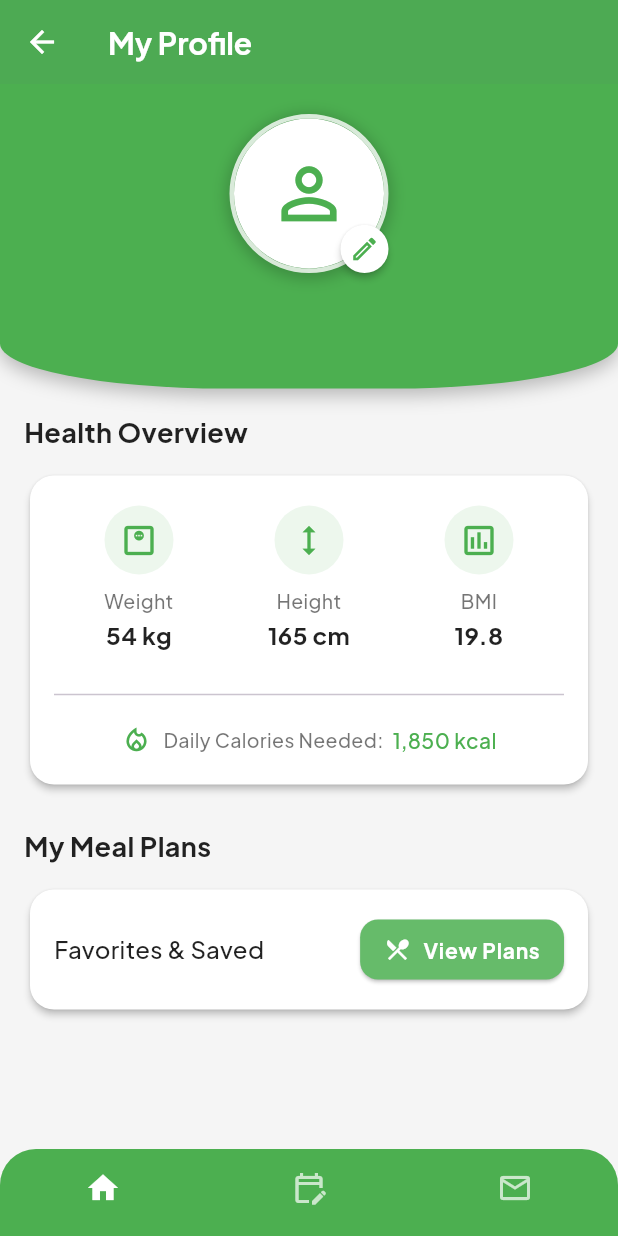
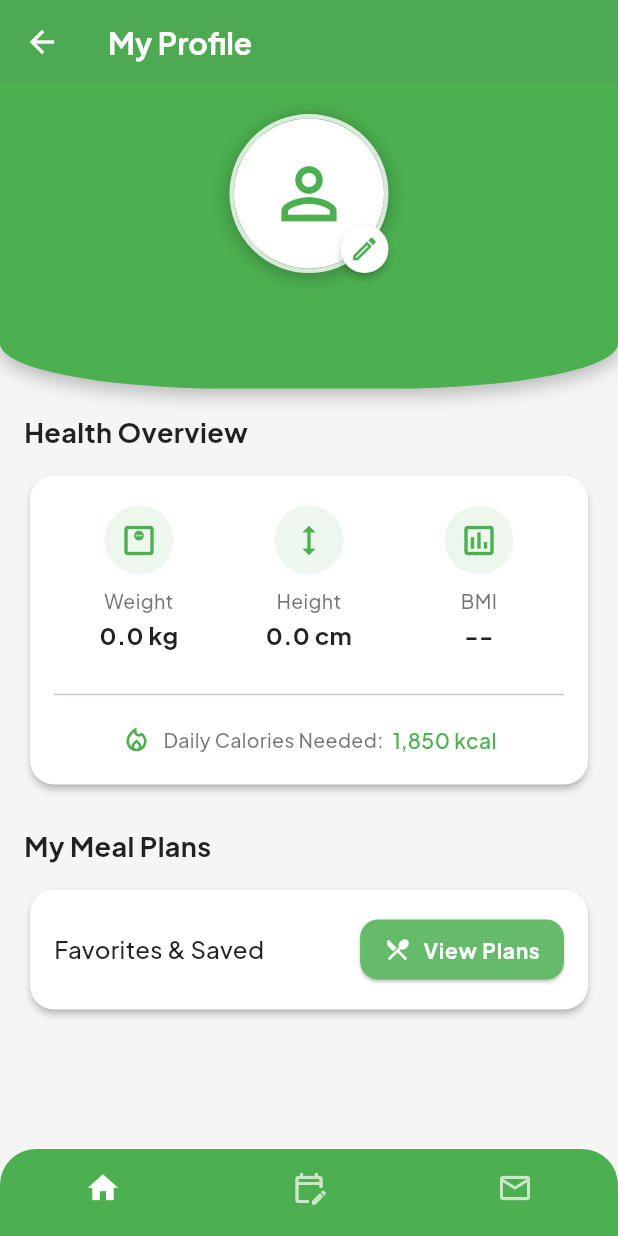
Before and after one commit to banog001/MamasRecipe, a Flutter app: the UserProfile screen opened directly, on a phone screen of 412 x 824 dp. Run offline on Flutter 3.47's test engine with Material 3 defaults, Android fonts, the phone set to English and light mode, and no system bars; our stand-ins replace cloud_firestore, firebase_auth, firebase_core, google_sign_in, shimmer; accounts and stored records are empty.

Commit message:
di ko pa naayos ng full yung user profile pero ayos na backend sa start

```diff
--- a/lib/pages/UserProfile.dart
+++ b/lib/pages/UserProfile.dart
@@ -1,60 +1,60 @@
 import 'package:flutter/material.dart';
 import 'package:firebase_auth/firebase_auth.dart';
-import 'home.dart'; // ✅ import your home.dart
+import 'package:cloud_firestore/cloud_firestore.dart';
+import 'home.dart'; // ✅ your home.dart
 
-class UserProfile extends StatelessWidget {
+class UserProfile extends StatefulWidget {
   const UserProfile({super.key});
 
-  // --- Style Definitions from your "Second UserProfile" ---
-  static const Color _primaryBrandColor = Color(0xFF4CAF50); // Theme green
+  @override
+  State<UserProfile> createState() => _UserProfileState();
+}
+
+// --- State Class ---
+class _UserProfileState extends State<UserProfile> {
+  // --- Style Definitions ---
+  static const Color _primaryBrandColor = Color(0xFF4CAF50);
   static const Color _accentBrandColor = Color(0xFF66BB6A);
   static const Color _textOnPrimaryBrandColor = Colors.white;
   static const String _primaryFontFamily = 'PlusJakartaSans';
 
-  static const TextStyle _appBarTitleBaseStyle = TextStyle(
-    fontFamily: _primaryFontFamily,
-    fontWeight: FontWeight.bold,
-    fontSize: 20,
-  );
-  static const TextStyle _userNameBaseStyle = TextStyle(
-    fontFamily: _primaryFontFamily,
-    fontSize: 22,
-    fontWeight: FontWeight.bold,
-  );
-  static const TextStyle _infoCardLabelBaseStyle = TextStyle(
-    fontFamily: _primaryFontFamily,
-    fontSize: 13, // Adjusted from original 14 for the new card style
-    fontWeight: FontWeight.w500,
-  );
-  static const TextStyle _infoCardValueBaseStyle = TextStyle(
-    fontFamily: _primaryFontFamily,
-    fontSize: 16, // Was 14, making it bolder for the new card style
-    fontWeight: FontWeight.bold,
-  );
-  static const TextStyle _sectionTitleBaseStyle = TextStyle(
-    fontFamily: _primaryFontFamily,
-    fontSize: 18,
-    fontWeight: FontWeight.bold,
-  );
-  static const TextStyle _buttonTextBaseStyle = TextStyle(
-    fontFamily: _primaryFontFamily,
-    fontWeight: FontWeight.bold,
-    fontSize: 14,
-    letterSpacing: 0.5,
-  );
-  static const TextStyle _caloriesTextBaseStyle = TextStyle( // Added from second design
-    fontFamily: _primaryFontFamily,
-    fontSize: 14,
-    fontWeight: FontWeight.w500,
-  );
-  // --- End Base Style Definitions ---
+  static const TextStyle _appBarTitleBaseStyle =
+  TextStyle(fontFamily: _primaryFontFamily, fontWeight: FontWeight.bold, fontSize: 20);
+  static const TextStyle _userNameBaseStyle =
+  TextStyle(fontFamily: _primaryFontFamily, fontSize: 22, fontWeight: FontWeight.bold);
+  static const TextStyle _infoCardLabelBaseStyle =
+  TextStyle(fontFamily: _primaryFontFamily, fontSize: 13, fontWeight: FontWeight.w500);
+  static const TextStyle _infoCardValueBaseStyle =
+  TextStyle(fontFamily: _primaryFontFamily, fontSize: 16, fontWeight: FontWeight.bold);
+  static const TextStyle _sectionTitleBaseStyle =
+  TextStyle(fontFamily: _primaryFontFamily, fontSize: 18, fontWeight: FontWeight.bold);
+  static const TextStyle _buttonTextBaseStyle =
+  TextStyle(fontFamily: _primaryFontFamily, fontWeight: FontWeight.bold, fontSize: 14, letterSpacing: 0.5);
+  static const TextStyle _caloriesTextBaseStyle =
+  TextStyle(fontFamily: _primaryFontFamily, fontSize: 14, fontWeight: FontWeight.w500);
+
+  // --- BMI Formula ---
+  double _calculateBMI(double weightKg, double heightCm) {
+    if (weightKg <= 0 || heightCm <= 0) return 0;
+    final heightM = heightCm / 100;
+    return weightKg / (heightM * heightM);
+  }
+
+  // --- Fetch user data from Firestore ---
+  Future<Map<String, dynamic>?> _getUserData() async {
+    final user = FirebaseAuth.instance.currentUser;
+    if (user == null) return null;
+
+    final snapshot = await FirebaseFirestore.instance.collection("Users").doc(user.uid).get();
+    return snapshot.data();
+  }
 
   @override
   Widget build(BuildContext context) {
-    final User? user = FirebaseAuth.instance.currentUser;
+    final user = FirebaseAuth.instance.currentUser;
     final isDarkMode = Theme.of(context).brightness == Brightness.dark;
 
-    // --- Determine THEMED Colors ---
+    // Theme colors
     final Color currentScaffoldBgColor = isDarkMode ? Colors.grey.shade900 : Colors.grey.shade100;
     final Color currentCardBgColor = isDarkMode ? Colors.grey.shade800 : Colors.white;
     final Color currentTextColorPrimary = isDarkMode ? Colors.white70 : Colors.black87;
@@ -63,7 +63,7 @@ class UserProfile extends StatelessWidget {
     final Color currentAccentColor = _accentBrandColor;
     final Color currentTextColorOnPrimary = _textOnPrimaryBrandColor;
 
-    // --- Create THEMED TextStyles ---
+    // Text styles
     final TextStyle appBarTitleStyle = _appBarTitleBaseStyle.copyWith(color: currentTextColorOnPrimary);
     final TextStyle userNameStyle = _userNameBaseStyle.copyWith(color: currentTextColorOnPrimary);
     final TextStyle infoCardLabelStyle = _infoCardLabelBaseStyle.copyWith(color: currentTextColorSecondary);
@@ -77,7 +77,6 @@ class UserProfile extends StatelessWidget {
     );
     final TextStyle caloriesTextStyle = _caloriesTextBaseStyle.copyWith(color: currentPrimaryColor);
 
-
     if (user == null) {
       return Scaffold(
         backgroundColor: currentScaffoldBgColor,
@@ -85,48 +84,55 @@ class UserProfile extends StatelessWidget {
       );
     }
 
-    // Data from your first UserProfile (or fetch dynamically if needed)
+    return FutureBuilder<Map<String, dynamic>?>(
+      future: _getUserData(),
+      builder: (context, snapshot) {
+        if (snapshot.connectionState == ConnectionState.waiting) {
+          return Scaffold(
+            backgroundColor: currentScaffoldBgColor,
+            body: const Center(child: CircularProgressIndicator()),
+          );
+        }
+
+        if (!snapshot.hasData || snapshot.data == null) {
+          return Scaffold(
+            backgroundColor: currentScaffoldBgColor,
+            body: const Center(child: Text("No user data found")),
+          );
+        }
+
+        final data = snapshot.data!;
+        final double weight = (data["currentWeight"] ?? 0).toDouble();
+        final double height = (data["height"] ?? 0).toDouble();
+        final double bmi = _calculateBMI(weight, height);
+
         final String displayName = user.displayName ?? "Unknown User";
         final String? photoUrl = user.photoURL;
-
-    // Hardcoded values from your first UserProfile's _InfoCard for simplicity
-    // In a real app, these would come from Firestore or another data source.
-    const String weightValue = "54 kg";
-    const String heightValue = "165 cm";
-    const String bmiValue = "19.8";
-    const String dailyCalories = "1,850 kcal";
+        const String dailyCalories = "1,850 kcal"; // can also come from Firestore later
 
         return Scaffold(
           backgroundColor: currentScaffoldBgColor,
           appBar: AppBar(
-        title: Text("My Profile", style: appBarTitleStyle), // Changed title
+            title: Text("My Profile", style: appBarTitleStyle),
             backgroundColor: currentPrimaryColor,
-        elevation: 1, // Added from second design
-        iconTheme: IconThemeData(color: currentTextColorOnPrimary), // Added from second design
+            elevation: 1,
+            iconTheme: IconThemeData(color: currentTextColorOnPrimary),
           ),
           body: SingleChildScrollView(
             child: Column(
               children: [
-            // Top section from "Second UserProfile" design
+                // --- Profile Header ---
                 Container(
                   width: double.infinity,
                   padding: const EdgeInsets.fromLTRB(20, 20, 20, 30),
                   decoration: BoxDecoration(
                     color: currentPrimaryColor,
-                borderRadius: const BorderRadius.vertical(
-                  bottom: Radius.elliptical(150, 30), // Elliptical border
-                ),
-                boxShadow: [
-                  BoxShadow(
-                    color: Colors.black26,
-                    blurRadius: 10,
-                    offset: const Offset(0, 4),
-                  )
-                ],
+                    borderRadius: const BorderRadius.vertical(bottom: Radius.elliptical(150, 30)),
+                    boxShadow: [BoxShadow(color: Colors.black26, blurRadius: 10, offset: Offset(0, 4))],
                   ),
                   child: Column(
                     children: [
-                  Stack( // Profile picture from "Second UserProfile"
+                      Stack(
                         children: [
                           Container(
                             decoration: BoxDecoration(
@@ -137,22 +143,21 @@ class UserProfile extends StatelessWidget {
                                     color: Colors.black.withOpacity(0.2),
                                     spreadRadius: 2,
                                     blurRadius: 8,
-                              offset: const Offset(0, 2),
-                            ),
+                                    offset: Offset(0, 2))
                               ],
                             ),
                             child: CircleAvatar(
-                          radius: 50, // Increased radius
+                              radius: 50,
                               backgroundColor: Colors.white,
                               backgroundImage: (photoUrl != null && photoUrl.isNotEmpty)
                                   ? NetworkImage(photoUrl)
                                   : null,
                               child: (photoUrl == null || photoUrl.isEmpty)
-                              ? Icon(Icons.person_outline, size: 55, color: currentPrimaryColor) // Outline icon
+                                  ? Icon(Icons.person_outline, size: 55, color: currentPrimaryColor)
                                   : null,
                             ),
                           ),
-                      Positioned( // Edit button from "Second UserProfile"
+                          Positioned(
                             bottom: 0,
                             right: 0,
                             child: Material(
@@ -162,9 +167,7 @@ class UserProfile extends StatelessWidget {
                               child: InkWell(
                                 onTap: () {
                                   ScaffoldMessenger.of(context).showSnackBar(
-                                  const SnackBar(content: Text("Edit profile picture tapped!"))
-                              );
-                              // TODO: Implement actual edit profile picture logic
+                                      const SnackBar(content: Text("Edit profile picture tapped!")));
                                 },
                                 customBorder: const CircleBorder(),
                                 child: Padding(
@@ -178,7 +181,7 @@ class UserProfile extends StatelessWidget {
                       ),
                       const SizedBox(height: 16),
                       Text(displayName, style: userNameStyle),
-                  if (user.email != null && user.email!.isNotEmpty) ...[ // Display email if available
+                      if (user.email != null && user.email!.isNotEmpty) ...[
                         const SizedBox(height: 4),
                         Text(user.email!, style: userEmailStyle),
                       ]
@@ -186,7 +189,7 @@ class UserProfile extends StatelessWidget {
                   ),
                 ),
 
-            // Health Overview section (Weight, Height, BMI) - styled like "Second UserProfile"
+                // --- Health Overview ---
                 Padding(
                   padding: const EdgeInsets.all(16.0),
                   child: Column(
@@ -206,25 +209,25 @@ class UserProfile extends StatelessWidget {
                                 mainAxisAlignment: MainAxisAlignment.spaceAround,
                                 children: [
                                   _InfoCard(
-                                icon: Icons.monitor_weight_outlined, // Updated icon
+                                    icon: Icons.monitor_weight_outlined,
                                     label: "Weight",
-                                value: weightValue, // From first UserProfile data
+                                    value: "${weight.toStringAsFixed(1)} kg",
                                     labelStyle: infoCardLabelStyle,
                                     valueStyle: infoCardValueStyle,
                                     iconColor: currentPrimaryColor,
                                   ),
                                   _InfoCard(
-                                icon: Icons.height_outlined, // Updated icon
+                                    icon: Icons.height_outlined,
                                     label: "Height",
-                                value: heightValue, // From first UserProfile data
+                                    value: "${height.toStringAsFixed(1)} cm",
                                     labelStyle: infoCardLabelStyle,
                                     valueStyle: infoCardValueStyle,
                                     iconColor: currentPrimaryColor,
                                   ),
                                   _InfoCard(
-                                icon: Icons.assessment_outlined, // Updated icon (BMI could use this or fitness_center)
+                                    icon: Icons.assessment_outlined,
                                     label: "BMI",
-                                value: bmiValue, // From first UserProfile data
+                                    value: bmi > 0 ? bmi.toStringAsFixed(1) : "--",
                                     labelStyle: infoCardLabelStyle,
                                     valueStyle: infoCardValueStyle,
                                     iconColor: currentPrimaryColor,
@@ -234,14 +237,15 @@ class UserProfile extends StatelessWidget {
                               const SizedBox(height: 20),
                               const Divider(),
                               const SizedBox(height: 12),
-                          Row( // Daily Calories from "Second UserProfile"
+                              Row(
                                 mainAxisAlignment: MainAxisAlignment.center,
                                 children: [
-                              Icon(Icons.local_fire_department_outlined, color: currentPrimaryColor, size: 20),
+                                  Icon(Icons.local_fire_department_outlined,
+                                      color: currentPrimaryColor, size: 20),
                                   const SizedBox(width: 8),
-                              Text("Daily Calories Needed:", style: infoCardLabelStyle), // Use themed label style
+                                  Text("Daily Calories Needed:", style: infoCardLabelStyle),
                                   const SizedBox(width: 6),
-                              Text(dailyCalories, style: caloriesTextStyle), // Use themed calorie style
+                                  Text(dailyCalories, style: caloriesTextStyle),
                                 ],
                               ),
                             ],
@@ -252,13 +256,13 @@ class UserProfile extends StatelessWidget {
                   ),
                 ),
 
-            // Favorites section (Button from first, Text from second for consistency)
+                // --- Meal Plans Section ---
                 Padding(
                   padding: const EdgeInsets.symmetric(horizontal: 16.0, vertical: 8.0),
                   child: Column(
                     crossAxisAlignment: CrossAxisAlignment.start,
                     children: [
-                  Text("My Meal Plans", style: sectionTitleStyle), // Title from second design
+                      Text("My Meal Plans", style: sectionTitleStyle),
                       const SizedBox(height: 12),
                       Card(
                         elevation: 2,
@@ -270,21 +274,20 @@ class UserProfile extends StatelessWidget {
                             mainAxisAlignment: MainAxisAlignment.spaceBetween,
                             children: [
                               Text(
-                              "Favorites & Saved", // Text from second design
-                              style: _sectionTitleBaseStyle.copyWith(fontSize: 16, fontWeight: FontWeight.w500, color: currentTextColorPrimary)
+                                "Favorites & Saved",
+                                style: _sectionTitleBaseStyle.copyWith(
+                                    fontSize: 16, fontWeight: FontWeight.w500, color: currentTextColorPrimary),
                               ),
-                          ElevatedButton.icon( // Button from second design, action from first if needed
+                              ElevatedButton.icon(
                                 style: ElevatedButton.styleFrom(
-                              backgroundColor: currentAccentColor, // Use accent for button
+                                  backgroundColor: currentAccentColor,
                                   foregroundColor: currentTextColorOnPrimary,
                                   shape: RoundedRectangleBorder(borderRadius: BorderRadius.circular(12)),
                                   padding: const EdgeInsets.symmetric(horizontal: 16, vertical: 10),
                                 ),
                                 onPressed: () {
-                              // TODO: Implement your "My Meal Plan" navigation or action
                                   ScaffoldMessenger.of(context).showSnackBar(
-                                  const SnackBar(content: Text("View My Meal Plan tapped!"))
-                              );
+                                      const SnackBar(content: Text("View My Meal Plan tapped!")));
                                 },
                                 icon: const Icon(Icons.restaurant_menu_outlined, size: 18),
                                 label: Text("View Plans", style: buttonTextStyle),
@@ -301,41 +304,41 @@ class UserProfile extends StatelessWidget {
             ),
           ),
 
-      // ✅ Bottom nav from your first UserProfile (functionality preserved)
-      //    Styled like the second UserProfile
+          // --- Bottom Navigation ---
           bottomNavigationBar: ClipRRect(
-        borderRadius: const BorderRadius.only(
-          topLeft: Radius.circular(24),
-          topRight: Radius.circular(24),
-        ),
+            borderRadius: const BorderRadius.only(topLeft: Radius.circular(24), topRight: Radius.circular(24)),
             child: BottomNavigationBar(
-          selectedItemColor: currentTextColorOnPrimary, // Themed
-          unselectedItemColor: currentTextColorOnPrimary.withOpacity(0.7), // Themed
-          backgroundColor: currentPrimaryColor, // Themed
+              selectedItemColor: currentTextColorOnPrimary,
+              unselectedItemColor: currentTextColorOnPrimary.withOpacity(0.7),
+              backgroundColor: currentPrimaryColor,
               type: BottomNavigationBarType.fixed,
               showSelectedLabels: false,
               showUnselectedLabels: false,
               onTap: (index) {
-            // Your existing navigation logic from the first UserProfile
                 Navigator.pushReplacement(
                   context,
-              MaterialPageRoute(
-                builder: (_) => home(initialIndex: index),
-              ),
+                  MaterialPageRoute(builder: (_) => home(initialIndex: index)),
                 );
               },
-          items: const [ // Using outlined icons for consistency with second design's style
-            BottomNavigationBarItem(icon: Icon(Icons.home_outlined), activeIcon: Icon(Icons.home), label: 'Home'),
-            BottomNavigationBarItem(icon: Icon(Icons.edit_calendar_outlined), activeIcon: Icon(Icons.edit_calendar), label: 'Schedule'),
-            BottomNavigationBarItem(icon: Icon(Icons.mail_outline), activeIcon: Icon(Icons.mail), label: 'Messages'),
+              items: const [
+                BottomNavigationBarItem(
+                    icon: Icon(Icons.home_outlined), activeIcon: Icon(Icons.home), label: 'Home'),
+                BottomNavigationBarItem(
+                    icon: Icon(Icons.edit_calendar_outlined),
+                    activeIcon: Icon(Icons.edit_calendar),
+                    label: 'Schedule'),
+                BottomNavigationBarItem(
+                    icon: Icon(Icons.mail_outline), activeIcon: Icon(Icons.mail), label: 'Messages'),
               ],
             ),
           ),
         );
+      },
+    );
   }
 }
 
-// _InfoCard from your "Second UserProfile" - it takes styles as parameters
+// --- InfoCard Widget ---
 class _InfoCard extends StatelessWidget {
   final IconData icon;
   final String label;
@@ -355,15 +358,12 @@ class _InfoCard extends StatelessWidget {
 
   @override
   Widget build(BuildContext context) {
-    return Expanded( // Added Expanded to ensure cards take equal space if in a Row
+    return Expanded(
       child: Column(
         children: [
           Container(
             padding: const EdgeInsets.all(10),
-            decoration: BoxDecoration(
-              color: iconColor.withOpacity(0.1),
-              shape: BoxShape.circle,
-            ),
+            decoration: BoxDecoration(color: iconColor.withOpacity(0.1), shape: BoxShape.circle),
             child: Icon(icon, color: iconColor, size: 26),
           ),
           const SizedBox(height: 8),
--- a/lib/pages/home.dart
+++ b/lib/pages/home.dart
@@ -347,6 +347,7 @@ class _HomeState extends State<home> {
                         _buildMealRow("Lunch", data["lunch"], isUserSubscribed),
                         _buildMealRow("PM Snack", data["pmSnack"], isUserSubscribed),
                         _buildMealRow("Dinner", data["dinner"], isUserSubscribed),
+                        _buildMealRow("Midnight Snack", data["midnightSnack"], isUserSubscribed),
                       ],
                     ),
                   ),
--- a/lib/pages/start.dart
+++ b/lib/pages/start.dart
@@ -138,11 +138,11 @@ class MealPlanningScreen extends StatelessWidget {
                       ),
                       const SizedBox(height: 40),
 
-                      if (userId.isNotEmpty)
-                        Text(
-                          "UID: $userId", // For debugging
-                          style: _smallDebugTextStyle,
-                        ),
+                      // if (userId.isNotEmpty)
+                      //   Text(
+                      //     // "UID: $userId", // For debugging
+                      //     style: _smallDebugTextStyle,
+                      //   ),
                       const SizedBox(height: 20), // Space before button area conceptually
                     ],
                   ),
--- a/lib/pages/start3.dart
+++ b/lib/pages/start3.dart
@@ -136,7 +136,7 @@ class _MealPlanningScreen3State extends State<MealPlanningScreen3> {
       await FirebaseFirestore.instance
           .collection("Users")
           .doc(widget.userId)
-          .update({
+          .set({
         "nickname": nickname,
         "age": int.tryParse(age) ?? 0,
         "gender": gender,
@@ -145,7 +145,8 @@ class _MealPlanningScreen3State extends State<MealPlanningScreen3> {
         "goals": healthGoal,
         "activityLevel": activityLevel,
         "tutorialStep": 3,
-      });
+      }, SetOptions(merge: true)); // ✅ merge makes sure existing fields are kept
+
 
       if (mounted) {
         Navigator.pushReplacement(
```
Lines whose indentation alone changed are shown as unchanged.
